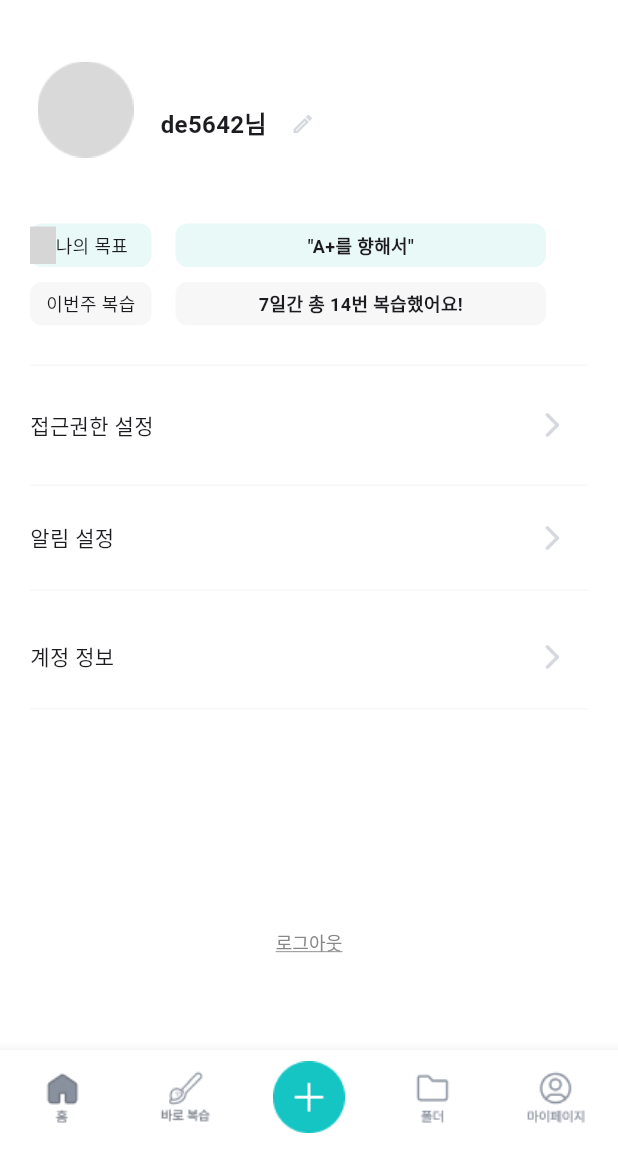
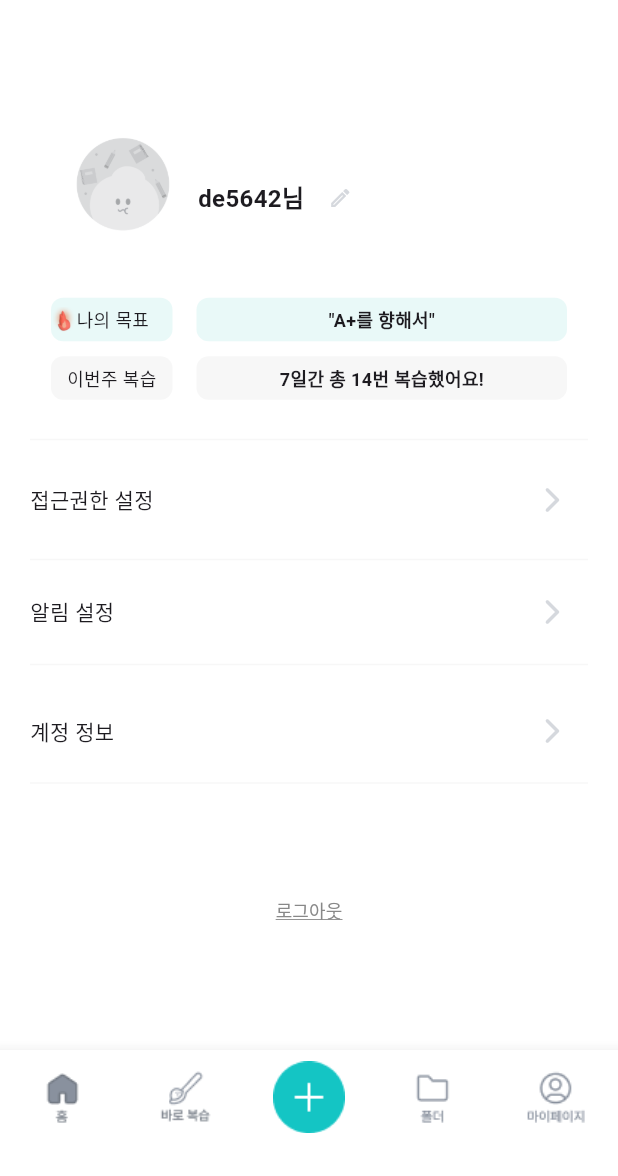
Before and after one commit to GOAT-WAAAM/WAAAM_FE, a Flutter app: the AccountInfoScreen screen opened directly, after a tap on the "arrow back" icon, on a phone screen of 412 x 824 dp, the part 60-1236 px from its top. Run offline on Flutter 3.47's test engine with Material 3 defaults, Android fonts, the phone set to English and light mode, and no system bars; our stand-ins replace cached_network_image, flutter_dotenv, flutter_secure_storage, flutter_svg, image_cropper, image_picker and 1 more; missing offline and left inert: kakao_flutter_sdk_user; accounts and stored records are empty; project files that could hold a hidden picture were left out; grey boxes are pictures that could not be loaded.

Commit message:
Design: CSS 변경

```diff
--- a/lib/CurationPage/Review.dart
+++ b/lib/CurationPage/Review.dart
@@ -3,6 +3,7 @@ import 'package:flutter/material.dart';
 
 import '../Models/data.dart';
 import '../Models/Curation.dart';
+import 'RandomCuration.dart';
 
 class Review extends StatefulWidget {
   const Review({super.key});
@@ -14,11 +15,11 @@ class Review extends StatefulWidget {
 class _ReviewState extends State<Review> {
   String bottomText = "Pilot study (test)\n"
       "– 본 연구의 소규모 테스트 실행\n"
-      "– 연구 계획이 실행 가능함치 확인 ...";
+      "– 연구 계획이 실행 가능한지 확인 ...";
 
   String popupText = "Pilot study(test)\n"
       "– 본 연구의 소규모 테스트 실행\n"
-      "– 연구 계획이 실행 가능함치 확인\n\n"
+      "– 연구 계획이 실행 가능한지 확인\n\n"
       "– Pilot studies check that:\n"
       "  * 절차대로 수행 할 수 있는지 확인\n"
       "  * interview scripts, questionnaires, experiments, etc. work appropriately\n\n"
@@ -37,10 +38,13 @@ class _ReviewState extends State<Review> {
       home: Scaffold(
         appBar: AppBar(
           backgroundColor: Colors.white,
-          leading: IconButton(onPressed: (){},icon: Image.asset("/assets/image/left_chev.png"),),
+          leading: IconButton(onPressed: (){Navigator.pushReplacement(
+            context,
+            MaterialPageRoute(builder: (context) => RandomCuration()),
+          );},icon: Image.asset("assets/image/left_chev.png"),),
           title: Text("1. IMC 정의"),
           actions: [
-            IconButton(onPressed: (){}, icon: Image.asset("/assets/image/more.png"),)
+            IconButton(onPressed: (){}, icon: Image.asset("assets/image/more.png"),)
           ],
         ),
         body: Center(
@@ -57,7 +61,7 @@ class _ReviewState extends State<Review> {
                 ),
                 Center(
                   child: Padding(
-                    padding: const EdgeInsets.symmetric(vertical: 16.0),
+                    padding: const EdgeInsets.all(30.0),
                     child: Text(
                       popupText,
                       style: TextStyle(fontSize: 16, color: Colors.black),
--- a/lib/components/LogoutPopup.dart
+++ b/lib/components/LogoutPopup.dart
@@ -26,6 +26,7 @@ class LogoutPopup extends StatelessWidget {
                         fontSize: 18,
                       ),
                     ),
+                    SizedBox(height:10,),
                     Row(
                       mainAxisAlignment: MainAxisAlignment.spaceAround,
                       children: [
--- a/lib/components/bottom_bar.dart
+++ b/lib/components/bottom_bar.dart
@@ -1,3 +1,4 @@
+import 'package:bocket_test/CurationPage/RandomCuration.dart';
 import 'package:bocket_test/Folder_page/folder_home_page.dart';
 import 'package:bocket_test/WriteContent/ReviewContent.dart';
 import 'package:bocket_test/home_page/main_page.dart';
@@ -161,7 +162,7 @@ class BottomBar extends StatelessWidget {
               case 1:
                 Navigator.push(
                   context,
-                  MaterialPageRoute(builder: (context)=>Placeholder()),
+                  MaterialPageRoute(builder: (context)=>RandomCuration()),
                 );
                 break;
               case 2:
--- a/lib/login/SignUpPage.dart
+++ b/lib/login/SignUpPage.dart
@@ -27,8 +27,8 @@ class _MyHomePageState extends State<MyHomePage> {
               style: TextStyle(fontSize: 16, fontWeight: FontWeight.w500),
             ),
             SizedBox(height: 4),
-            Image.asset('assets/image/WaaamLogo.png', width: 141, height: 28),
-            Image.asset('assets/image/welcome.png'),
+            Image.asset('assets/image/logo.png', width: 141, height: 28),
+            Image.asset('assets/image/login.png', width: 359,height: 359,),
             SizedBox(height: 16),
             Text("SNS 계정으로 시작하기", style: TextStyle(fontSize: 14, fontWeight: FontWeight.w600),),
             SizedBox(height: 33,),
--- a/lib/main.dart
+++ b/lib/main.dart
@@ -10,6 +10,7 @@ import 'package:kakao_flutter_sdk_user/kakao_flutter_sdk_user.dart';
 import 'CurationPage/RandomCuration.dart';
 import 'Models/data.dart';
 import 'home_page/main_page.dart';
+import 'my_page/MyPage.dart';
 import 'onboarding_page/onBoarding1.dart';
 import 'onboarding_page/onBoarding3.dart';
 
@@ -30,7 +31,7 @@ class MyApp extends StatelessWidget {
       debugShowCheckedModeBanner: false,
       title: 'Waaam',
       theme: ThemeData(scaffoldBackgroundColor: Colors.white),
-      home: RandomCuration(),
+      home: MyHomePage(),
     );
   }
 }
--- a/lib/my_page/AccountInfoPage.dart
+++ b/lib/my_page/AccountInfoPage.dart
@@ -42,7 +42,7 @@ class _AccountInfoScreenState extends State<AccountInfoScreen> {
               ),
               child: Row(
                 children: <Widget>[
-                  Image.asset('assets/image/Naver.png', width: 24, height: 24,),
+                  Image.asset('assets/image/kakao.png', width: 24, height: 24,),
                   SizedBox(width: 8),
                   Text('de5642@naver.com', style: TextStyle(fontSize: 16)),
                 ],
--- a/lib/my_page/MyPage.dart
+++ b/lib/my_page/MyPage.dart
@@ -76,21 +76,19 @@ class _MyPageState extends State<MyPage> {
         body: Padding(
           padding: const EdgeInsets.all(20.0),
           child: Column(
-            crossAxisAlignment: CrossAxisAlignment.start,
+            mainAxisAlignment: MainAxisAlignment.center,
+            crossAxisAlignment: CrossAxisAlignment.center,
             children: [
               MyInfo(), // 1. 나의정보
               SizedBox(height: 20),
               GoalSection(), // 2. 나의 목표
               SizedBox(height: 10),
               WeeklyReviewSection(), // 3. 이번주 복습
-              Center(
-                child: Column(
-                  children: [
               SizedBox(height: 26),
               AccessSetting(),
               NotificationSetting(),
               AcccountInfo(),
-                    SizedBox(height: 121),
+              SizedBox(height: 50),
               Center(
                 child: TextButton(
                   onPressed: () {
@@ -107,9 +105,6 @@ class _MyPageState extends State<MyPage> {
             ],
           ),
         ),
-            ],
-          ),
-        ),
         bottomNavigationBar: BottomBar(
           selectedIndex: _selectedIndex,
           onItemTapped: _onItemTapped,
@@ -117,6 +112,7 @@ class _MyPageState extends State<MyPage> {
       ),
     );
   }
+
 }
 
 class MyInfo extends StatefulWidget {
@@ -134,8 +130,8 @@ class _MyInfoState extends State<MyInfo> {
         crossAxisAlignment: CrossAxisAlignment.center,
         children: [
           Container(
-            margin: EdgeInsets.fromLTRB(5, 5, 18, 24),
-            child: Image.asset('assets/image/Ellipse.png', width: 64, height: 64),
+            margin: EdgeInsets.fromLTRB(30, 5, 18, 24),
+            child: Image.asset('assets/image/defaultProfile.png', width: 64, height: 64),
           ),
           Row(
             crossAxisAlignment: CrossAxisAlignment.center,
@@ -158,19 +154,21 @@ class _MyInfoState extends State<MyInfo> {
 class GoalSection extends StatelessWidget {
   @override
   Widget build(BuildContext context) {
-    return Container(
+    return Center(
+      child: Container(
         child: Row(
+          mainAxisAlignment: MainAxisAlignment.center,
           children: [
             Container(
-            width: 81, height: 29,
+              width: 81,
+              height: 29,
               decoration: BoxDecoration(
                 color: Color(0xFFE9F9F8),
                 borderRadius: BorderRadius.circular(8),
               ),
-            child:
-            Row(
+              child: Row(
                 children: [
-                SvgPicture.asset('assets/svg/fire.svg', width: 17,height: 25,),
+                  Image.asset("assets/image/fire.png", width: 17, height: 25,),
                   Text("나의 목표", style: TextStyle(fontSize: 12, fontWeight: FontWeight.w500))
                 ],
               ),
@@ -187,15 +185,18 @@ class GoalSection extends StatelessWidget {
             ),
           ],
         ),
+      ),
     );
   }
 }
+
 
 class WeeklyReviewSection extends StatelessWidget {
   @override
   Widget build(BuildContext context) {
     return Container(
       child: Row(
+        mainAxisAlignment: MainAxisAlignment.center,
         children: [
           Container(
             width: 81, height: 29,
```
Also changed, not shown: lib/CurationPage/Complete.dart (+7 -3 lines), lib/CurationPage/RandomCuration.dart (+9 -3 lines), lib/home_page/mainpage_content.dart (+7 -1 lines). Lines whose indentation alone changed are shown as unchanged.
